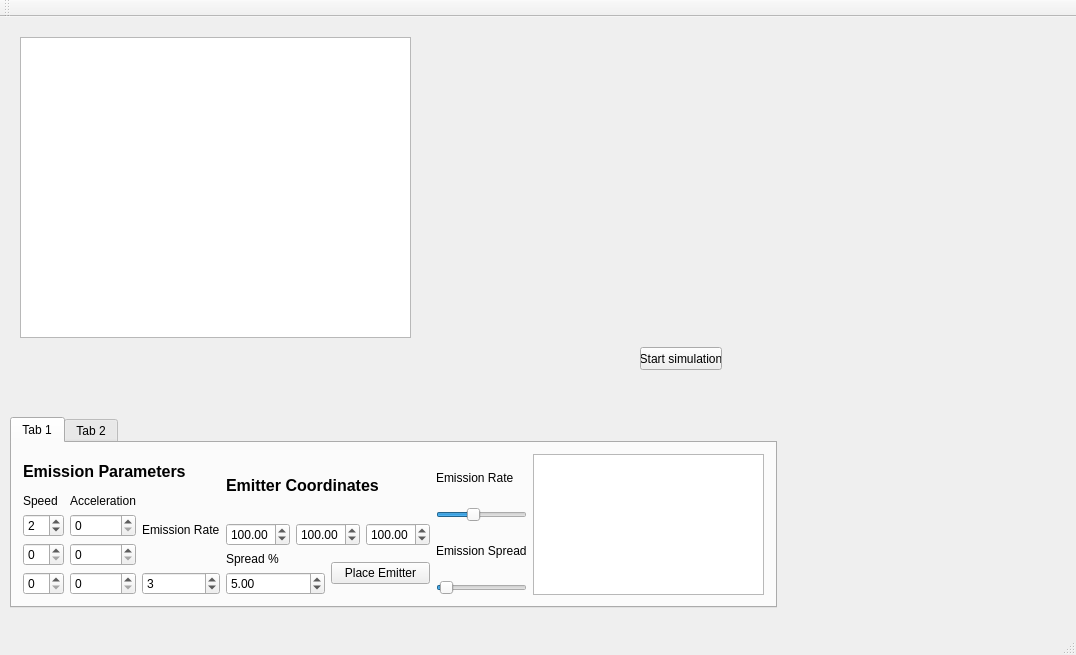
Old version of the form mainwindow.ui in the repository eugene195/ParticleSystem.
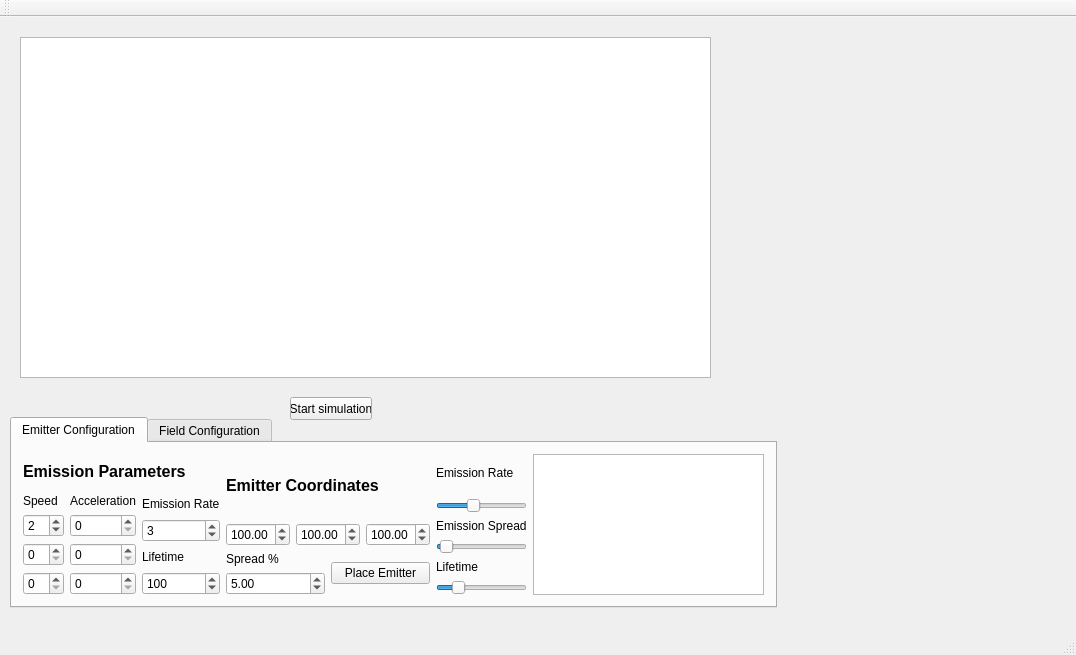
New version of the form.

The edit to the form file:
```diff
--- a/mainwindow.ui
+++ b/mainwindow.ui
@@ -19,8 +19,8 @@
      <rect>
       <x>20</x>
       <y>20</y>
-      <width>391</width>
-      <height>301</height>
+      <width>691</width>
+      <height>341</height>
      </rect>
     </property>
    </widget>
@@ -38,7 +38,7 @@
     </property>
     <widget class="QWidget" name="tab">
      <attribute name="title">
-      <string>Tab 1</string>
+      <string>Emitter Configuration</string>
      </attribute>
      <layout class="QHBoxLayout" name="horizontalLayout_8">
       <item>
@@ -119,6 +119,26 @@
               </property>
              </widget>
             </item>
+            <item>
+             <widget class="QLabel" name="label_7">
+              <property name="text">
+               <string>Lifetime</string>
+              </property>
+             </widget>
+            </item>
+            <item>
+             <widget class="QSpinBox" name="EmitterLifetime">
+              <property name="minimum">
+               <number>1</number>
+              </property>
+              <property name="maximum">
+               <number>500</number>
+              </property>
+              <property name="value">
+               <number>100</number>
+              </property>
+             </widget>
+            </item>
            </layout>
           </item>
          </layout>
@@ -274,6 +294,29 @@
               </property>
              </widget>
             </item>
+            <item>
+             <widget class="QLabel" name="label_12">
+              <property name="text">
+               <string>Lifetime</string>
+              </property>
+             </widget>
+            </item>
+            <item>
+             <widget class="QSlider" name="EmitterLifetimeSlider">
+              <property name="minimum">
+               <number>1</number>
+              </property>
+              <property name="maximum">
+               <number>500</number>
+              </property>
+              <property name="value">
+               <number>100</number>
+              </property>
+              <property name="orientation">
+               <enum>Qt::Horizontal</enum>
+              </property>
+             </widget>
+            </item>
            </layout>
           </item>
          </layout>
@@ -287,7 +330,7 @@
     </widget>
     <widget class="QWidget" name="tab_2">
      <attribute name="title">
-      <string>Tab 2</string>
+      <string>Field Configuration</string>
      </attribute>
      <widget class="QListWidget" name="FieldList">
       <property name="geometry">
@@ -452,8 +495,8 @@
    <widget class="QPushButton" name="pushButton">
     <property name="geometry">
      <rect>
-      <x>640</x>
-      <y>330</y>
+      <x>290</x>
+      <y>380</y>
       <width>82</width>
       <height>23</height>
      </rect>
```
Left out of the diff: 2 changed lines with no effect on the pictures.
